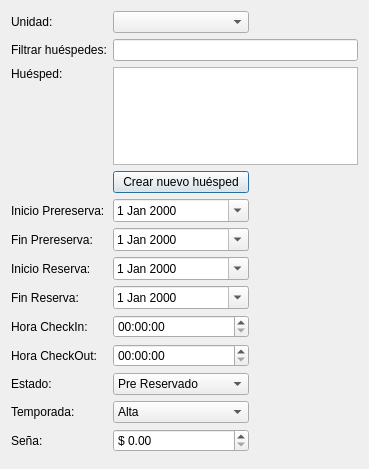
leosmolas/conotels, file src/ui/reserva.ui: the form before one commit.
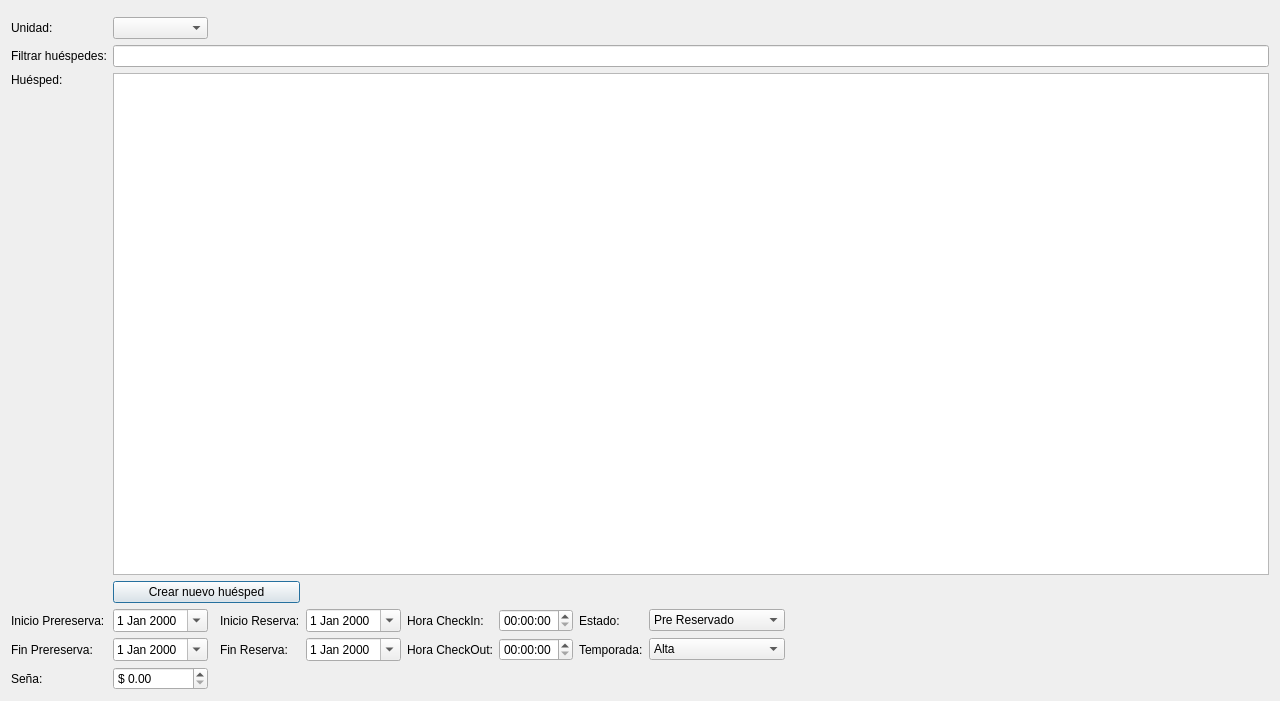
The form after the commit.

Patch:
```diff
--- a/src/ui/reserva.ui
+++ b/src/ui/reserva.ui
@@ -1,13 +1,13 @@
 <?xml version="1.0" encoding="UTF-8"?>
 <ui version="4.0">
  <class>reservaDialog</class>
- <widget class="QDialog" name="reservaDialog">
-  <property name="geometry">
+ <widget class="QDialog" name="reservaDialog" >
+  <property name="geometry" >
    <rect>
     <x>0</x>
     <y>0</y>
-    <width>369</width>
-    <height>469</height>
+    <width>1280</width>
+    <height>701</height>
    </rect>
   </property>
   <property name="windowTitle">
@@ -21,11 +21,11 @@
      </property>
     </widget>
    </item>
-   <item row="0" column="0">
-    <layout class="QGridLayout" name="gridLayout_2">
-     <item row="0" column="0">
-      <widget class="QLabel" name="label">
-       <property name="text">
+   <item row="2" column="0" >
+    <layout class="QGridLayout" name="gridLayout_2" >
+     <item row="0" column="0" >
+      <widget class="QLabel" name="label" >
+       <property name="text" >
         <string>Unidad:</string>
        </property>
       </widget>
@@ -40,97 +40,129 @@
        </property>
       </widget>
      </item>
-     <item row="1" column="1" colspan="2">
-      <widget class="QLineEdit" name="huespedLine"/>
+     <item row="1" column="1" colspan="9" >
+      <widget class="QLineEdit" name="huespedLine" />
      </item>
-     <item row="2" column="1" rowspan="3" colspan="2">
-      <widget class="QTableView" name="huespedView"/>
+     <item rowspan="3" row="2" column="1" colspan="9" >
+      <widget class="QTableView" name="huespedView" />
      </item>
-     <item row="6" column="0">
-      <widget class="QLabel" name="label_3">
-       <property name="text">
+     <item row="8" column="0" >
+      <widget class="QLabel" name="label_3" >
+       <property name="text" >
         <string>Inicio Prereserva:</string>
        </property>
       </widget>
      </item>
-     <item row="6" column="1">
-      <widget class="QDateEdit" name="inicioPreDate">
-       <property name="calendarPopup">
+     <item row="8" column="1" >
+      <widget class="QDateEdit" name="inicioPreDate" >
+       <property name="calendarPopup" >
         <bool>true</bool>
        </property>
       </widget>
      </item>
-     <item row="7" column="0">
-      <widget class="QLabel" name="label_4">
-       <property name="text">
-        <string>Fin Prereserva:</string>
+     <item row="8" column="9" >
+      <spacer name="horizontalSpacer" >
+       <property name="orientation" >
+        <enum>Qt::Horizontal</enum>
        </property>
+       <property name="sizeHint" stdset="0" >
+        <size>
+         <width>40</width>
+         <height>20</height>
+        </size>
+       </property>
+      </spacer>
+     </item>
+     <item row="2" column="0" >
+      <widget class="QLabel" name="label_11" >
+       <property name="text" >
+        <string>Huésped:</string>
+       </property>
+       <property name="alignment" >
+        <set>Qt::AlignLeading|Qt::AlignLeft|Qt::AlignVCenter</set>
+       </property>
       </widget>
      </item>
-     <item row="7" column="1">
-      <widget class="QDateEdit" name="finPreDate">
-       <property name="calendarPopup">
-        <bool>true</bool>
+     <item row="5" column="1" colspan="3" >
+      <widget class="QPushButton" name="nuevoBut" >
+       <property name="text" >
+        <string>Crear nuevo huésped</string>
        </property>
       </widget>
      </item>
-     <item row="8" column="0">
-      <widget class="QLabel" name="label_5">
-       <property name="text">
-        <string>Inicio Reserva:</string>
+     <item row="3" column="0" >
+      <spacer name="verticalSpacer" >
+       <property name="orientation" >
+        <enum>Qt::Vertical</enum>
        </property>
+       <property name="sizeHint" stdset="0" >
+        <size>
+         <width>20</width>
+         <height>40</height>
+        </size>
+       </property>
+      </spacer>
+     </item>
+     <item row="20" column="0" >
+      <widget class="QLabel" name="label_12" >
+       <property name="text" >
+        <string>Seña:</string>
+       </property>
       </widget>
      </item>
-     <item row="8" column="1">
-      <widget class="QDateEdit" name="inicioDate">
-       <property name="calendarPopup">
+     <item row="20" column="1" >
+      <widget class="QDoubleSpinBox" name="seniaSpin" >
+       <property name="prefix" >
+        <string>$ </string>
+       </property>
+       <property name="maximum" >
+        <double>9999.989999999999782</double>
+       </property>
+      </widget>
+     </item>
+     <item row="13" column="4" >
+      <widget class="QDateEdit" name="finDate" >
+       <property name="calendarPopup" >
         <bool>true</bool>
        </property>
       </widget>
      </item>
-     <item row="9" column="0">
-      <widget class="QLabel" name="label_6">
-       <property name="text">
+     <item row="13" column="3" >
+      <widget class="QLabel" name="label_6" >
+       <property name="text" >
         <string>Fin Reserva:</string>
        </property>
       </widget>
      </item>
-     <item row="9" column="1">
-      <widget class="QDateEdit" name="finDate">
-       <property name="calendarPopup">
-        <bool>true</bool>
-       </property>
-      </widget>
-     </item>
-     <item row="10" column="0">
-      <widget class="QLabel" name="label_7">
-       <property name="text">
+     <item row="8" column="5" >
+      <widget class="QLabel" name="label_7" >
+       <property name="text" >
         <string>Hora CheckIn:</string>
        </property>
       </widget>
      </item>
-     <item row="10" column="1">
-      <widget class="QTimeEdit" name="inTime"/>
+     <item row="8" column="6" >
+      <widget class="QTimeEdit" name="inTime" />
      </item>
-     <item row="11" column="0">
-      <widget class="QLabel" name="label_8">
-       <property name="text">
+     <item row="13" column="6" >
+      <widget class="QTimeEdit" name="outTime" />
+     </item>
+     <item row="13" column="5" >
+      <widget class="QLabel" name="label_8" >
+       <property name="text" >
         <string>Hora CheckOut:</string>
        </property>
       </widget>
      </item>
-     <item row="11" column="1">
-      <widget class="QTimeEdit" name="outTime"/>
-     </item>
-     <item row="12" column="0">
-      <widget class="QLabel" name="label_9">
-       <property name="text">
+     <item row="8" column="7" >
+      <widget class="QLabel" name="label_9" >
+       <property name="text" >
         <string>Estado:</string>
        </property>
       </widget>
      </item>
-     <item row="12" column="1">
-      <widget class="QComboBox" name="estadoCombo">
+     <item row="8" column="8" >
+      <widget class="QComboBox" name="estadoCombo" >
        <item>
         <property name="text">
          <string>Pre Reservado</string>
@@ -158,15 +190,15 @@
        </item>
       </widget>
      </item>
-     <item row="13" column="0">
-      <widget class="QLabel" name="label_10">
-       <property name="text">
+     <item row="13" column="7" >
+      <widget class="QLabel" name="label_10" >
+       <property name="text" >
         <string>Temporada:</string>
        </property>
       </widget>
      </item>
-     <item row="13" column="1">
-      <widget class="QComboBox" name="temporadaCombo">
+     <item row="13" column="8" >
+      <widget class="QComboBox" name="temporadaCombo" >
        <item>
         <property name="text">
          <string>Alta</string>
@@ -179,63 +211,31 @@
        </item>
       </widget>
      </item>
-     <item row="6" column="2">
-      <spacer name="horizontalSpacer">
-       <property name="orientation">
-        <enum>Qt::Horizontal</enum>
+     <item row="13" column="0" >
+      <widget class="QLabel" name="label_4" >
+       <property name="text" >
+        <string>Fin Prereserva:</string>
        </property>
-       <property name="sizeHint" stdset="0">
-        <size>
-         <width>40</width>
-         <height>20</height>
-        </size>
-       </property>
-      </spacer>
-     </item>
-     <item row="2" column="0">
-      <widget class="QLabel" name="label_11">
-       <property name="text">
-        <string>Huésped:</string>
-       </property>
-       <property name="alignment">
-        <set>Qt::AlignLeading|Qt::AlignLeft|Qt::AlignVCenter</set>
-       </property>
       </widget>
      </item>
-     <item row="5" column="1">
-      <widget class="QPushButton" name="nuevoBut">
-       <property name="text">
-        <string>Crear nuevo huésped</string>
+     <item row="13" column="1" >
+      <widget class="QDateEdit" name="finPreDate" >
+       <property name="calendarPopup" >
+        <bool>true</bool>
        </property>
       </widget>
      </item>
-     <item row="3" column="0">
-      <spacer name="verticalSpacer">
-       <property name="orientation">
-        <enum>Qt::Vertical</enum>
+     <item row="8" column="3" >
+      <widget class="QLabel" name="label_5" >
+       <property name="text" >
+        <string>Inicio Reserva:</string>
        </property>
-       <property name="sizeHint" stdset="0">
-        <size>
-         <width>20</width>
-         <height>40</height>
-        </size>
-       </property>
-      </spacer>
-     </item>
-     <item row="14" column="0">
-      <widget class="QLabel" name="label_12">
-       <property name="text">
-        <string>Seña:</string>
-       </property>
       </widget>
      </item>
-     <item row="14" column="1">
-      <widget class="QDoubleSpinBox" name="seniaSpin">
-       <property name="prefix">
-        <string>$ </string>
-       </property>
-       <property name="maximum">
-        <double>9999.989999999999782</double>
+     <item row="8" column="4" >
+      <widget class="QDateEdit" name="inicioDate" >
+       <property name="calendarPopup" >
+        <bool>true</bool>
        </property>
       </widget>
      </item>
```
Left out of the diff: 52 changed lines with no effect on the pictures.
